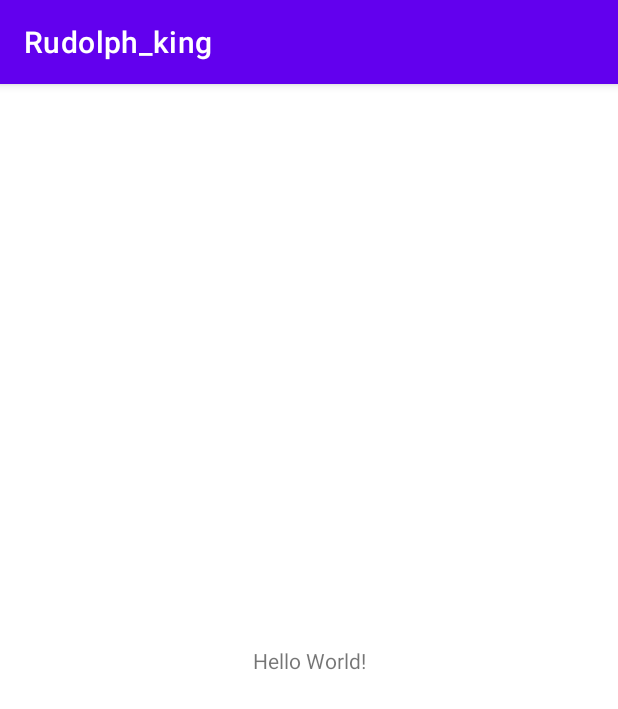
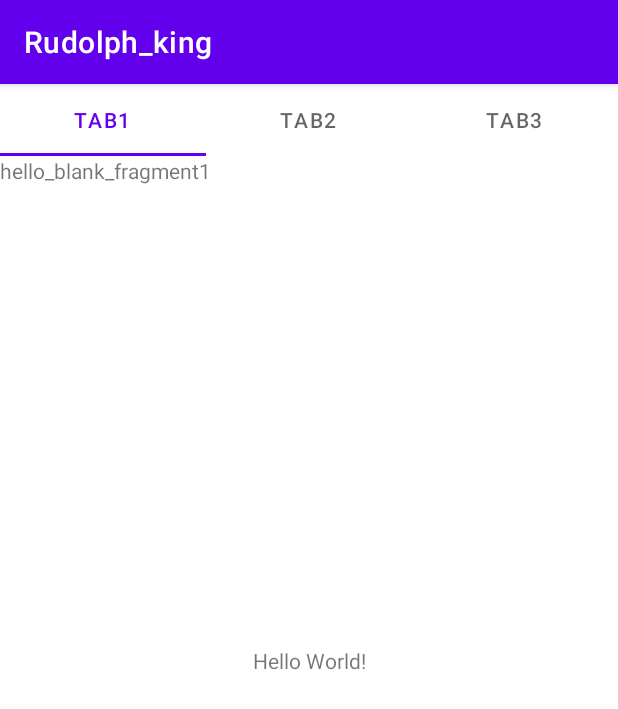
Before and after one commit to hyojaeKwon/cs496_week1, an Android app: the screen it shows after launch (MainActivity), on a phone screen of 412 x 824 dp. Shown: the top 709 px of the screen. Run offline under Robolectric (Android 15) with nearby library versions, the phone set to English and light mode, and no system bars.

Commit message:
Create three tabs

```diff
--- a/app/build.gradle
+++ b/app/build.gradle
@@ -32,6 +32,7 @@ dependencies {
     implementation 'androidx.appcompat:appcompat:1.4.0'
     implementation 'com.google.android.material:material:1.4.0'
     implementation 'androidx.constraintlayout:constraintlayout:2.1.2'
+    implementation 'androidx.legacy:legacy-support-v4:1.0.0'
     testImplementation 'junit:junit:4.+'
     androidTestImplementation 'androidx.test.ext:junit:1.1.3'
     androidTestImplementation 'androidx.test.espresso:espresso-core:3.4.0'
--- /dev/null
+++ b/app/src/main/java/com/example/rudolph_king/Fragment1.java
@@ -0,0 +1,64 @@
+package com.example.rudolph_king;
+
+import android.os.Bundle;
+
+import androidx.fragment.app.Fragment;
+
+import android.view.LayoutInflater;
+import android.view.View;
+import android.view.ViewGroup;
+
+/**
+ * A simple {@link Fragment} subclass.
+ * Use the {@link Fragment1#newInstance} factory method to
+ * create an instance of this fragment.
+ */
+public class Fragment1 extends Fragment {
+
+    // TODO: Rename parameter arguments, choose names that match
+    // the fragment initialization parameters, e.g. ARG_ITEM_NUMBER
+    private static final String ARG_PARAM1 = "param1";
+    private static final String ARG_PARAM2 = "param2";
+
+    // TODO: Rename and change types of parameters
+    private String mParam1;
+    private String mParam2;
+
+    public Fragment1() {
+        // Required empty public constructor
+    }
+
+    /**
+     * Use this factory method to create a new instance of
+     * this fragment using the provided parameters.
+     *
+     * @param param1 Parameter 1.
+     * @param param2 Parameter 2.
+     * @return A new instance of fragment Fragment1.
+     */
+    // TODO: Rename and change types and number of parameters
+    public static Fragment1 newInstance(String param1, String param2) {
+        Fragment1 fragment = new Fragment1();
+        Bundle args = new Bundle();
+        args.putString(ARG_PARAM1, param1);
+        args.putString(ARG_PARAM2, param2);
+        fragment.setArguments(args);
+        return fragment;
+    }
+
+    @Override
+    public void onCreate(Bundle savedInstanceState) {
+        super.onCreate(savedInstanceState);
+        if (getArguments() != null) {
+            mParam1 = getArguments().getString(ARG_PARAM1);
+            mParam2 = getArguments().getString(ARG_PARAM2);
+        }
+    }
+
+    @Override
+    public View onCreateView(LayoutInflater inflater, ViewGroup container,
+                             Bundle savedInstanceState) {
+        // Inflate the layout for this fragment
+        return inflater.inflate(R.layout.fragment_1, container, false);
+    }
+}
--- /dev/null
+++ b/app/src/main/java/com/example/rudolph_king/Fragment2.java
@@ -0,0 +1,64 @@
+package com.example.rudolph_king;
+
+import android.os.Bundle;
+
+import androidx.fragment.app.Fragment;
+
+import android.view.LayoutInflater;
+import android.view.View;
+import android.view.ViewGroup;
+
+/**
+ * A simple {@link Fragment} subclass.
+ * Use the {@link Fragment2#newInstance} factory method to
+ * create an instance of this fragment.
+ */
+public class Fragment2 extends Fragment {
+
+    // TODO: Rename parameter arguments, choose names that match
+    // the fragment initialization parameters, e.g. ARG_ITEM_NUMBER
+    private static final String ARG_PARAM1 = "param1";
+    private static final String ARG_PARAM2 = "param2";
+
+    // TODO: Rename and change types of parameters
+    private String mParam1;
+    private String mParam2;
+
+    public Fragment2() {
+        // Required empty public constructor
+    }
+
+    /**
+     * Use this factory method to create a new instance of
+     * this fragment using the provided parameters.
+     *
+     * @param param1 Parameter 1.
+     * @param param2 Parameter 2.
+     * @return A new instance of fragment Fragment2.
+     */
+    // TODO: Rename and change types and number of parameters
+    public static Fragment2 newInstance(String param1, String param2) {
+        Fragment2 fragment = new Fragment2();
+        Bundle args = new Bundle();
+        args.putString(ARG_PARAM1, param1);
+        args.putString(ARG_PARAM2, param2);
+        fragment.setArguments(args);
+        return fragment;
+    }
+
+    @Override
+    public void onCreate(Bundle savedInstanceState) {
+        super.onCreate(savedInstanceState);
+        if (getArguments() != null) {
+            mParam1 = getArguments().getString(ARG_PARAM1);
+            mParam2 = getArguments().getString(ARG_PARAM2);
+        }
+    }
+
+    @Override
+    public View onCreateView(LayoutInflater inflater, ViewGroup container,
+                             Bundle savedInstanceState) {
+        // Inflate the layout for this fragment
+        return inflater.inflate(R.layout.fragment_2, container, false);
+    }
+}
--- /dev/null
+++ b/app/src/main/java/com/example/rudolph_king/Fragment3.java
@@ -0,0 +1,64 @@
+package com.example.rudolph_king;
+
+import android.os.Bundle;
+
+import androidx.fragment.app.Fragment;
+
+import android.view.LayoutInflater;
+import android.view.View;
+import android.view.ViewGroup;
+
+/**
+ * A simple {@link Fragment} subclass.
+ * Use the {@link Fragment3#newInstance} factory method to
+ * create an instance of this fragment.
+ */
+public class Fragment3 extends Fragment {
+
+    // TODO: Rename parameter arguments, choose names that match
+    // the fragment initialization parameters, e.g. ARG_ITEM_NUMBER
+    private static final String ARG_PARAM1 = "param1";
+    private static final String ARG_PARAM2 = "param2";
+
+    // TODO: Rename and change types of parameters
+    private String mParam1;
+    private String mParam2;
+
+    public Fragment3() {
+        // Required empty public constructor
+    }
+
+    /**
+     * Use this factory method to create a new instance of
+     * this fragment using the provided parameters.
+     *
+     * @param param1 Parameter 1.
+     * @param param2 Parameter 2.
+     * @return A new instance of fragment Fragment3.
+     */
+    // TODO: Rename and change types and number of parameters
+    public static Fragment3 newInstance(String param1, String param2) {
+        Fragment3 fragment = new Fragment3();
+        Bundle args = new Bundle();
+        args.putString(ARG_PARAM1, param1);
+        args.putString(ARG_PARAM2, param2);
+        fragment.setArguments(args);
+        return fragment;
+    }
+
+    @Override
+    public void onCreate(Bundle savedInstanceState) {
+        super.onCreate(savedInstanceState);
+        if (getArguments() != null) {
+            mParam1 = getArguments().getString(ARG_PARAM1);
+            mParam2 = getArguments().getString(ARG_PARAM2);
+        }
+    }
+
+    @Override
+    public View onCreateView(LayoutInflater inflater, ViewGroup container,
+                             Bundle savedInstanceState) {
+        // Inflate the layout for this fragment
+        return inflater.inflate(R.layout.fragment_3, container, false);
+    }
+}
--- a/app/src/main/java/com/example/rudolph_king/MainActivity.java
+++ b/app/src/main/java/com/example/rudolph_king/MainActivity.java
@@ -1,6 +1,7 @@
 package com.example.rudolph_king;
 
 import androidx.appcompat.app.AppCompatActivity;
+import androidx.viewpager.widget.ViewPager;
 
 import android.os.Bundle;
 
@@ -10,5 +11,9 @@ public class MainActivity extends AppCompatActivity {
     protected void onCreate(Bundle savedInstanceState) {
         super.onCreate(savedInstanceState);
         setContentView(R.layout.activity_main);
+
+        ViewPager vp = findViewById(R.id.viewpager);
+        VPAdapter adapter = new VPAdapter(getSupportFragmentManager());
+        vp.setAdapter(adapter);
     }
 }
--- /dev/null
+++ b/app/src/main/java/com/example/rudolph_king/VPAdapter.java
@@ -0,0 +1,30 @@
+package com.example.rudolph_king;
+
+import androidx.annotation.NonNull;
+import androidx.fragment.app.Fragment;
+import androidx.fragment.app.FragmentManager;
+import androidx.fragment.app.FragmentPagerAdapter;
+
+import java.util.ArrayList;
+
+public class VPAdapter extends FragmentPagerAdapter {
+    private ArrayList<Fragment> items;
+    public VPAdapter(@NonNull FragmentManager fm) {
+        super(fm);
+        items = new ArrayList<Fragment>();
+        items.add(new Fragment1());
+        items.add(new Fragment2());
+        items.add(new Fragment3());
+    }
+
+    @NonNull
+    @Override
+    public Fragment getItem(int position) {
+        return items.get(position);
+    }
+
+    @Override
+    public int getCount() {
+        return items.size();
+    }
+}
--- a/app/src/main/res/layout/activity_main.xml
+++ b/app/src/main/res/layout/activity_main.xml
@@ -5,7 +5,41 @@
     android:layout_width="match_parent"
     android:layout_height="match_parent"
     tools:context=".MainActivity">
+    <LinearLayout xmlns:android="http://schemas.android.com/apk/res/android"
+        xmlns:tools="http://schemas.android.com/tools"
+        android:layout_width="match_parent"
+        android:layout_height="match_parent"
+        android:orientation="vertical">
 
+        <com.google.android.material.tabs.TabLayout
+            android:id="@+id/tab"
+            android:layout_width="match_parent"
+            android:layout_height="wrap_content">
+
+            <com.google.android.material.tabs.TabItem
+                android:id="@+id/tab_Item1"
+                android:layout_width="wrap_content"
+                android:layout_height="wrap_content"
+                android:text="Tab1" />
+
+            <com.google.android.material.tabs.TabItem
+                android:id="@+id/tab_Item2"
+                android:layout_width="wrap_content"
+                android:layout_height="wrap_content"
+                android:text="Tab2" />
+
+            <com.google.android.material.tabs.TabItem
+                android:id="@+id/tab_Item3"
+                android:layout_width="wrap_content"
+                android:layout_height="wrap_content"
+                android:text="Tab3" />
+        </com.google.android.material.tabs.TabLayout>
+
+        <androidx.viewpager.widget.ViewPager
+            android:id="@+id/viewpager"
+            android:layout_width="match_parent"
+            android:layout_height="match_parent" />
+    </LinearLayout>
     <TextView
         android:layout_width="wrap_content"
         android:layout_height="wrap_content"
--- /dev/null
+++ b/app/src/main/res/layout/fragment_1.xml
@@ -0,0 +1,14 @@
+<?xml version="1.0" encoding="utf-8"?>
+<FrameLayout xmlns:android="http://schemas.android.com/apk/res/android"
+    xmlns:tools="http://schemas.android.com/tools"
+    android:layout_width="match_parent"
+    android:layout_height="match_parent"
+    tools:context=".Fragment1">
+
+    <!-- TODO: Update blank fragment layout -->
+    <TextView
+        android:layout_width="match_parent"
+        android:layout_height="match_parent"
+        android:text="hello_blank_fragment1" />
+
+</FrameLayout>
--- a/app/src/main/res/values/strings.xml
+++ b/app/src/main/res/values/strings.xml
@@ -1,3 +1,5 @@
 <resources>
     <string name="app_name">Rudolph_king</string>
+    <!-- TODO: Remove or change this placeholder text -->
+    <string name="hello_blank_fragment">Hello blank fragment</string>
 </resources>
```
Also changed, not shown: app/src/main/res/layout/fragment_2.xml (added, +14 -0 lines), app/src/main/res/layout/fragment_3.xml (added, +14 -0 lines).
